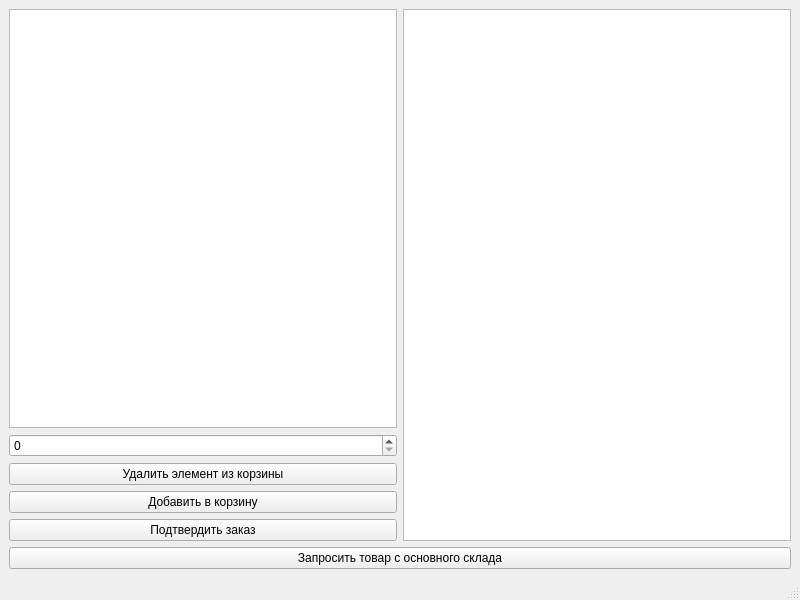
ChiretsV/Stalls, file shop.ui: the form before one commit.
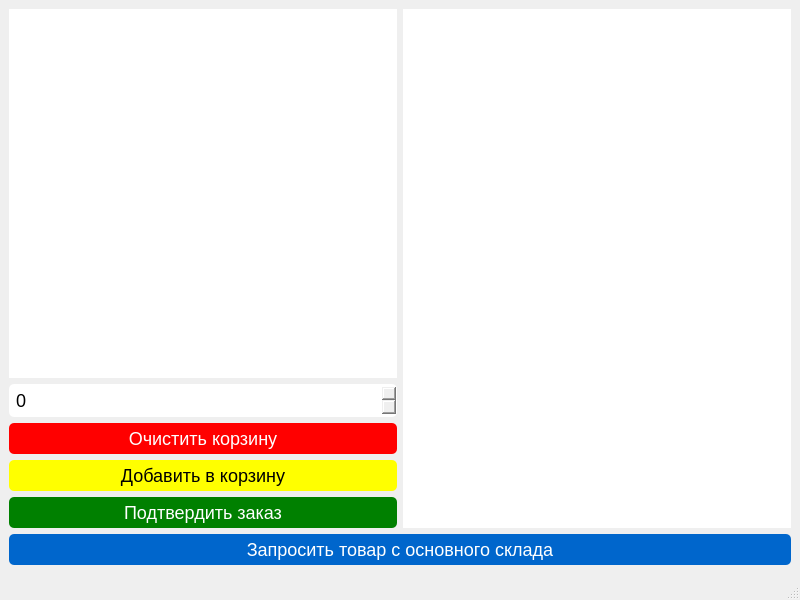
The form after the commit.

Commit message: feat(stalls): add styles to authorization and shop windows

The edit to the form file:
```diff
--- a/shop.ui
+++ b/shop.ui
@@ -13,6 +13,9 @@
   <property name="windowTitle">
    <string>Shop</string>
   </property>
+  <property name="styleSheet">
+   <string notr="true">font-size: 18px</string>
+  </property>
   <widget class="QWidget" name="centralwidget">
    <layout class="QGridLayout" name="gridLayout">
     <item row="0" column="0">
@@ -22,20 +25,45 @@
         <item>
          <layout class="QVBoxLayout" name="verticalLayout">
           <item>
-           <widget class="QTableWidget" name="tableWidget"/>
+           <widget class="QTableWidget" name="tableWidget">
+            <property name="styleSheet">
+             <string notr="true">border: none;
+text-align: center;</string>
+            </property>
+           </widget>
           </item>
           <item>
-           <widget class="QSpinBox" name="spinBox"/>
+           <widget class="QSpinBox" name="spinBox">
+            <property name="styleSheet">
+             <string notr="true">padding: 5px;
+border-radius: 5px;
+-webkit-appearance: none;</string>
+            </property>
+           </widget>
           </item>
           <item>
            <widget class="QPushButton" name="delete_2">
+            <property name="styleSheet">
+             <string notr="true">color: white;
+background-color: red;
+border: none;
+border-radius: 5px;
+padding: 5px;</string>
+            </property>
             <property name="text">
-             <string>Удалить элемент из корзины</string>
+             <string>Очистить корзину</string>
             </property>
            </widget>
           </item>
           <item>
            <widget class="QPushButton" name="confirm">
+            <property name="styleSheet">
+             <string notr="true">border: none;
+border-radius: 5px;
+padding: 5px;
+background: yellow;
+color: black;</string>
+            </property>
             <property name="text">
              <string>Добавить в корзину</string>
             </property>
@@ -43,6 +71,13 @@
           </item>
           <item>
            <widget class="QPushButton" name="confirmed">
+            <property name="styleSheet">
+             <string notr="true">background-color: green;
+color: white;
+border: none;
+border-radius: 5px;
+padding: 5px;</string>
+            </property>
             <property name="text">
              <string>Подтвердить заказ</string>
             </property>
@@ -51,7 +86,11 @@
          </layout>
         </item>
         <item>
-         <widget class="QListWidget" name="listWidget"/>
+         <widget class="QListWidget" name="listWidget">
+          <property name="styleSheet">
+           <string notr="true">border: none</string>
+          </property>
+         </widget>
         </item>
        </layout>
       </item>
@@ -59,6 +98,13 @@
     </item>
     <item row="1" column="0">
      <widget class="QPushButton" name="main_request">
+      <property name="styleSheet">
+       <string notr="true">background: rgb(0, 102, 204);
+color: white;
+border: none;
+border-radius: 5px;
+padding: 5px;</string>
+      </property>
       <property name="text">
        <string>Запросить товар с основного склада</string>
       </property>
```
Left out of the diff: 2 changed lines with no effect on the pictures. The commit also changes 1 other file.
